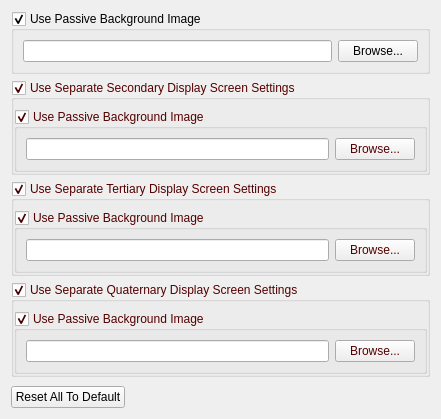
This is src/ui/passivesettingwidget.ui in Roman-Designs/softprojector as Qt 5 draws it before an edit. The edited form follows.
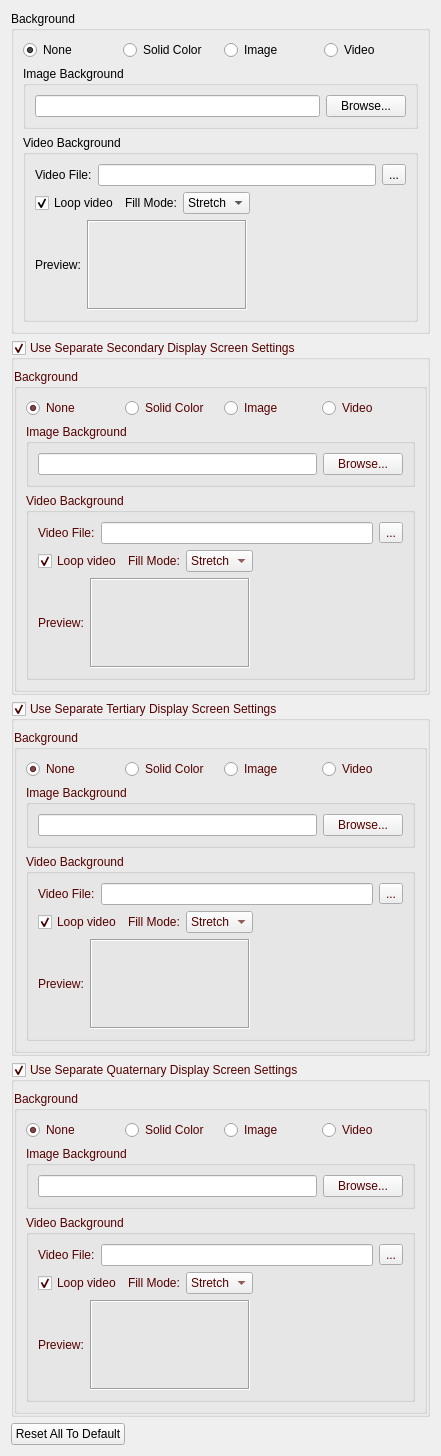
This is the edited form.

Commit message: feat: Implement three major features - Virtual Output, Video Backgrounds, Split Formats

```diff
--- a/src/ui/passivesettingwidget.ui
+++ b/src/ui/passivesettingwidget.ui
@@ -14,24 +14,201 @@
    <item>
     <widget class="QGroupBox" name="groupBoxBackground">
      <property name="title">
-      <string>Use Passive Background Image</string>
+      <string>Background</string>
      </property>
-     <property name="checkable">
-      <bool>true</bool>
-     </property>
-     <layout class="QHBoxLayout" name="horizontalLayout_2">
+     <layout class="QVBoxLayout" name="verticalLayoutBackground">
       <item>
-       <widget class="QLineEdit" name="lineEditBackgroundPath">
-        <property name="readOnly">
-         <bool>true</bool>
+       <layout class="QHBoxLayout" name="horizontalLayoutBackgroundType">
+        <item>
+         <widget class="QRadioButton" name="radioButtonBgNone">
+          <property name="text">
+           <string>None</string>
+          </property>
+          <property name="checked">
+           <bool>true</bool>
+          </property>
+         </widget>
+        </item>
+        <item>
+         <widget class="QRadioButton" name="radioButtonBgSolid">
+          <property name="text">
+           <string>Solid Color</string>
+          </property>
+         </widget>
+        </item>
+        <item>
+         <widget class="QRadioButton" name="radioButtonBgImage">
+          <property name="text">
+           <string>Image</string>
+          </property>
+         </widget>
+        </item>
+        <item>
+         <widget class="QRadioButton" name="radioButtonBgVideo">
+          <property name="text">
+           <string>Video</string>
+          </property>
+         </widget>
+        </item>
+       </layout>
+      </item>
+      <item>
+       <widget class="QGroupBox" name="groupBoxImageBackground">
+        <property name="title">
+         <string>Image Background</string>
         </property>
+        <layout class="QHBoxLayout" name="horizontalLayout_2">
+         <item>
+          <widget class="QLineEdit" name="lineEditBackgroundPath">
+           <property name="readOnly">
+            <bool>true</bool>
+           </property>
+          </widget>
+         </item>
+         <item>
+          <widget class="QPushButton" name="buttonBrowseBackgound">
+           <property name="text">
+            <string>Browse...</string>
+           </property>
+          </widget>
+         </item>
+        </layout>
        </widget>
       </item>
       <item>
-       <widget class="QPushButton" name="buttonBrowseBackgound">
-        <property name="text">
-         <string>Browse...</string>
+       <widget class="QGroupBox" name="groupBoxVideoBackground">
+        <property name="title">
+         <string>Video Background</string>
         </property>
+        <layout class="QVBoxLayout" name="verticalLayoutVideoBackground">
+         <item>
+          <layout class="QHBoxLayout" name="horizontalLayoutVideoPath">
+           <item>
+            <widget class="QLabel" name="labelVideoPath">
+             <property name="text">
+              <string>Video File:</string>
+             </property>
+            </widget>
+           </item>
+           <item>
+            <widget class="QLineEdit" name="lineEditVideoPath">
+             <property name="readOnly">
+              <bool>true</bool>
+             </property>
+            </widget>
+           </item>
+           <item>
+            <widget class="QToolButton" name="toolButtonBrowseVideo">
+             <property name="text">
+              <string>...</string>
+             </property>
+            </widget>
+           </item>
+          </layout>
+         </item>
+         <item>
+          <layout class="QHBoxLayout" name="horizontalLayoutVideoOptions">
+           <item>
+            <widget class="QCheckBox" name="checkBoxVideoLoop">
+             <property name="text">
+              <string>Loop video</string>
+             </property>
+             <property name="checked">
+              <bool>true</bool>
+             </property>
+            </widget>
+           </item>
+           <item>
+            <widget class="QLabel" name="labelVideoFillMode">
+             <property name="text">
+              <string>Fill Mode:</string>
+             </property>
+            </widget>
+           </item>
+           <item>
+            <widget class="QComboBox" name="comboBoxVideoFillMode">
+             <item>
+              <property name="text">
+               <string>Stretch</string>
+              </property>
+             </item>
+             <item>
+              <property name="text">
+               <string>Fit</string>
+              </property>
+             </item>
+             <item>
+              <property name="text">
+               <string>Fill</string>
+              </property>
+             </item>
+            </widget>
+           </item>
+           <item>
+            <spacer name="horizontalSpacerVideo">
+             <property name="orientation">
+              <enum>Qt::Horizontal</enum>
+             </property>
+             <property name="sizeHint" stdset="0">
+              <size>
+               <width>40</width>
+               <height>20</height>
+              </size>
+             </property>
+            </spacer>
+           </item>
+          </layout>
+         </item>
+         <item>
+          <layout class="QHBoxLayout" name="horizontalLayoutVideoPreview">
+           <item>
+            <widget class="QLabel" name="labelVideoPreview">
+             <property name="text">
+              <string>Preview:</string>
+             </property>
+            </widget>
+           </item>
+           <item>
+            <widget class="QLabel" name="labelVideoThumbnail">
+             <property name="minimumSize">
+              <size>
+               <width>160</width>
+               <height>90</height>
+              </size>
+             </property>
+             <property name="maximumSize">
+              <size>
+               <width>160</width>
+               <height>90</height>
+              </size>
+             </property>
+             <property name="frameShape">
+              <enum>QFrame::Box</enum>
+             </property>
+             <property name="frameShadow">
+              <enum>QFrame::Sunken</enum>
+             </property>
+             <property name="scaledContents">
+              <bool>true</bool>
+             </property>
+            </widget>
+           </item>
+           <item>
+            <spacer name="horizontalSpacerVideoPreview">
+             <property name="orientation">
+              <enum>Qt::Horizontal</enum>
+             </property>
+             <property name="sizeHint" stdset="0">
+              <size>
+               <width>40</width>
+               <height>20</height>
+              </size>
+             </property>
+            </spacer>
+           </item>
+          </layout>
+         </item>
+        </layout>
        </widget>
       </item>
      </layout>
@@ -243,24 +420,201 @@
          </palette>
         </property>
         <property name="title">
-         <string>Use Passive Background Image</string>
+         <string>Background</string>
         </property>
-        <property name="checkable">
-         <bool>true</bool>
-        </property>
-        <layout class="QHBoxLayout" name="horizontalLayout_4">
+        <layout class="QVBoxLayout" name="verticalLayoutBackground2">
          <item>
-          <widget class="QLineEdit" name="lineEditBackgroundPath2">
-           <property name="readOnly">
-            <bool>true</bool>
+          <layout class="QHBoxLayout" name="horizontalLayoutBackgroundType2">
+           <item>
+            <widget class="QRadioButton" name="radioButtonBgNone2">
+             <property name="text">
+              <string>None</string>
+             </property>
+             <property name="checked">
+              <bool>true</bool>
+             </property>
+            </widget>
+           </item>
+           <item>
+            <widget class="QRadioButton" name="radioButtonBgSolid2">
+             <property name="text">
+              <string>Solid Color</string>
+             </property>
+            </widget>
+           </item>
+           <item>
+            <widget class="QRadioButton" name="radioButtonBgImage2">
+             <property name="text">
+              <string>Image</string>
+             </property>
+            </widget>
+           </item>
+           <item>
+            <widget class="QRadioButton" name="radioButtonBgVideo2">
+             <property name="text">
+              <string>Video</string>
+             </property>
+            </widget>
+           </item>
+          </layout>
+         </item>
+         <item>
+          <widget class="QGroupBox" name="groupBoxImageBackground2">
+           <property name="title">
+            <string>Image Background</string>
            </property>
+           <layout class="QHBoxLayout" name="horizontalLayout_4">
+            <item>
+             <widget class="QLineEdit" name="lineEditBackgroundPath2">
+              <property name="readOnly">
+               <bool>true</bool>
+              </property>
+             </widget>
+            </item>
+            <item>
+             <widget class="QPushButton" name="buttonBrowseBackgound2">
+              <property name="text">
+               <string>Browse...</string>
+              </property>
+             </widget>
+            </item>
+           </layout>
           </widget>
          </item>
          <item>
-          <widget class="QPushButton" name="buttonBrowseBackgound2">
-           <property name="text">
-            <string>Browse...</string>
+          <widget class="QGroupBox" name="groupBoxVideoBackground2">
+           <property name="title">
+            <string>Video Background</string>
            </property>
+           <layout class="QVBoxLayout" name="verticalLayoutVideoBackground2">
+            <item>
+             <layout class="QHBoxLayout" name="horizontalLayoutVideoPath2">
+              <item>
+               <widget class="QLabel" name="labelVideoPath2">
+                <property name="text">
+                 <string>Video File:</string>
+                </property>
+               </widget>
+              </item>
+              <item>
+               <widget class="QLineEdit" name="lineEditVideoPath2">
+                <property name="readOnly">
+                 <bool>true</bool>
+                </property>
+               </widget>
+              </item>
+              <item>
+               <widget class="QToolButton" name="toolButtonBrowseVideo2">
+                <property name="text">
+                 <string>...</string>
+                </property>
+               </widget>
+              </item>
+             </layout>
+            </item>
+            <item>
+             <layout class="QHBoxLayout" name="horizontalLayoutVideoOptions2">
+              <item>
+               <widget class="QCheckBox" name="checkBoxVideoLoop2">
+                <property name="text">
+                 <string>Loop video</string>
+                </property>
+                <property name="checked">
+                 <bool>true</bool>
+                </property>
+               </widget>
+              </item>
+              <item>
+               <widget class="QLabel" name="labelVideoFillMode2">
+                <property name="text">
+                 <string>Fill Mode:</string>
+                </property>
+               </widget>
+              </item>
+              <item>
+               <widget class="QComboBox" name="comboBoxVideoFillMode2">
+                <item>
+                 <property name="text">
+                  <string>Stretch</string>
+                 </property>
+                </item>
+                <item>
+                 <property name="text">
+                  <string>Fit</string>
+                 </property>
+                </item>
+                <item>
+                 <property name="text">
+                  <string>Fill</string>
+                 </property>
+                </item>
+               </widget>
+              </item>
+              <item>
+               <spacer name="horizontalSpacerVideo2">
+                <property name="orientation">
+                 <enum>Qt::Horizontal</enum>
+                </property>
+                <property name="sizeHint" stdset="0">
+                 <size>
+                  <width>40</width>
+                  <height>20</height>
+                 </size>
+                </property>
+               </spacer>
+              </item>
+             </layout>
+            </item>
+            <item>
+             <layout class="QHBoxLayout" name="horizontalLayoutVideoPreview2">
+              <item>
+               <widget class="QLabel" name="labelVideoPreview2">
+                <property name="text">
+                 <string>Preview:</string>
+                </property>
+               </widget>
+              </item>
+              <item>
+               <widget class="QLabel" name="labelVideoThumbnail2">
+                <property name="minimumSize">
+                 <size>
+                  <width>160</width>
+                  <height>90</height>
+                 </size>
+                </property>
+                <property name="maximumSize">
+                 <size>
+                  <width>160</width>
+                  <height>90</height>
+                 </size>
+                </property>
+                <property name="frameShape">
+                 <enum>QFrame::Box</enum>
+                </property>
+                <property name="frameShadow">
+                 <enum>QFrame::Sunken</enum>
+                </property>
+                <property name="scaledContents">
+                 <bool>true</bool>
+                </property>
+               </widget>
+              </item>
+              <item>
+               <spacer name="horizontalSpacerVideoPreview2">
+                <property name="orientation">
+                 <enum>Qt::Horizontal</enum>
+                </property>
+                <property name="sizeHint" stdset="0">
+                 <size>
+                  <width>40</width>
+                  <height>20</height>
+                 </size>
+                </property>
+               </spacer>
+              </item>
+             </layout>
+            </item>
+           </layout>
           </widget>
          </item>
         </layout>
@@ -478,20 +832,197 @@
          </palette>
         </property>
         <property name="title">
-         <string>Use Passive Background Image</string>
+         <string>Background</string>
         </property>
-        <property name="checkable">
-         <bool>true</bool>
-        </property>
-        <layout class="QHBoxLayout" name="horizontalLayout">
+        <layout class="QVBoxLayout" name="verticalLayoutBackground3">
          <item>
-          <widget class="QLineEdit" name="lineEditBackgroundPath3"/>
+          <layout class="QHBoxLayout" name="horizontalLayoutBackgroundType3">
+           <item>
+            <widget class="QRadioButton" name="radioButtonBgNone3">
+             <property name="text">
+              <string>None</string>
+             </property>
+             <property name="checked">
+              <bool>true</bool>
+             </property>
+            </widget>
+           </item>
+           <item>
+            <widget class="QRadioButton" name="radioButtonBgSolid3">
+             <property name="text">
+              <string>Solid Color</string>
+             </property>
+            </widget>
+           </item>
+           <item>
+            <widget class="QRadioButton" name="radioButtonBgImage3">
+             <property name="text">
+              <string>Image</string>
+             </property>
+            </widget>
+           </item>
+           <item>
+            <widget class="QRadioButton" name="radioButtonBgVideo3">
+             <property name="text">
+              <string>Video</string>
+             </property>
+            </widget>
+           </item>
+          </layout>
          </item>
          <item>
-          <widget class="QPushButton" name="buttonBrowseBackgound3">
-           <property name="text">
-            <string>Browse...</string>
+          <widget class="QGroupBox" name="groupBoxImageBackground3">
+           <property name="title">
+            <string>Image Background</string>
            </property>
+           <layout class="QHBoxLayout" name="horizontalLayout">
+            <item>
+             <widget class="QLineEdit" name="lineEditBackgroundPath3"/>
+            </item>
+            <item>
+             <widget class="QPushButton" name="buttonBrowseBackgound3">
+              <property name="text">
+               <string>Browse...</string>
+              </property>
+             </widget>
+            </item>
+           </layout>
+          </widget>
+         </item>
+         <item>
+          <widget class="QGroupBox" name="groupBoxVideoBackground3">
+           <property name="title">
+            <string>Video Background</string>
+           </property>
+           <layout class="QVBoxLayout" name="verticalLayoutVideoBackground3">
+            <item>
+             <layout class="QHBoxLayout" name="horizontalLayoutVideoPath3">
+              <item>
+               <widget class="QLabel" name="labelVideoPath3">
+                <property name="text">
+                 <string>Video File:</string>
+                </property>
+               </widget>
+              </item>
+              <item>
+               <widget class="QLineEdit" name="lineEditVideoPath3">
+                <property name="readOnly">
+                 <bool>true</bool>
+                </property>
+               </widget>
+              </item>
+              <item>
+               <widget class="QToolButton" name="toolButtonBrowseVideo3">
+                <property name="text">
+                 <string>...</string>
+                </property>
+               </widget>
+              </item>
+             </layout>
+            </item>
+            <item>
+             <layout class="QHBoxLayout" name="horizontalLayoutVideoOptions3">
+              <item>
+               <widget class="QCheckBox" name="checkBoxVideoLoop3">
+                <property name="text">
+                 <string>Loop video</string>
+                </property>
+                <property name="checked">
+                 <bool>true</bool>
+                </property>
+               </widget>
+              </item>
+              <item>
+               <widget class="QLabel" name="labelVideoFillMode3">
+                <property name="text">
+                 <string>Fill Mode:</string>
+                </property>
+               </widget>
+              </item>
+              <item>
+               <widget class="QComboBox" name="comboBoxVideoFillMode3">
+                <item>
+                 <property name="text">
+                  <string>Stretch</string>
+                 </property>
+                </item>
+                <item>
+                 <property name="text">
+                  <string>Fit</string>
+                 </property>
+                </item>
+                <item>
+                 <property name="text">
+                  <string>Fill</string>
+                 </property>
+                </item>
+               </widget>
+              </item>
+              <item>
+               <spacer name="horizontalSpacerVideo3">
+                <property name="orientation">
+                 <enum>Qt::Horizontal</enum>
+                </property>
+                <property name="sizeHint" stdset="0">
+                 <size>
+                  <width>40</width>
+                  <height>20</height>
+                 </size>
+                </property>
+               </spacer>
+              </item>
+             </layout>
+            </item>
+            <item>
+             <layout class="QHBoxLayout" name="horizontalLayoutVideoPreview3">
+              <item>
+               <widget class="QLabel" name="labelVideoPreview3">
+                <property name="text">
+                 <string>Preview:</string>
+                </property>
+               </widget>
+              </item>
+              <item>
+               <widget class="QLabel" name="labelVideoThumbnail3">
+                <property name="minimumSize">
+                 <size>
+                  <width>160</width>
+                  <height>90</height>
+                 </size>
+                </property>
+                <property name="maximumSize">
+                 <size>
+                  <width>160</width>
+                  <height>90</height>
+                 </size>
+                </property>
+                <property name="frameShape">
+                 <enum>QFrame::Box</enum>
+                </property>
+                <property name="frameShadow">
+                 <enum>QFrame::Sunken</enum>
+                </property>
+                <property name="scaledContents">
+                 <bool>true</bool>
+                </property>
+               </widget>
+              </item>
+              <item>
+               <spacer name="horizontalSpacerVideoPreview3">
+                <property name="orientation">
+                 <enum>Qt::Horizontal</enum>
+                </property>
+                <property name="sizeHint" stdset="0">
+                 <size>
+                  <width>40</width>
+                  <height>20</height>
+                 </size>
+                </property>
+               </spacer>
+              </item>
+             </layout>
+            </item>
+           </layout>
           </widget>
          </item>
         </layout>
@@ -715,20 +1246,197 @@
          </palette>
         </property>
         <property name="title">
-         <string>Use Passive Background Image</string>
+         <string>Background</string>
         </property>
-        <property name="checkable">
-         <bool>true</bool>
-        </property>
-        <layout class="QHBoxLayout" name="horizontalLayout_3">
+        <layout class="QVBoxLayout" name="verticalLayoutBackground4">
          <item>
-          <widget class="QLineEdit" name="lineEditBackgroundPath4"/>
+          <layout class="QHBoxLayout" name="horizontalLayoutBackgroundType4">
+           <item>
+            <widget class="QRadioButton" name="radioButtonBgNone4">
+             <property name="text">
+              <string>None</string>
+             </property>
+             <property name="checked">
+              <bool>true</bool>
+             </property>
+            </widget>
+           </item>
+           <item>
+            <widget class="QRadioButton" name="radioButtonBgSolid4">
+             <property name="text">
+              <string>Solid Color</string>
+             </property>
+            </widget>
+           </item>
+           <item>
+            <widget class="QRadioButton" name="radioButtonBgImage4">
+             <property name="text">
+              <string>Image</string>
+             </property>
+            </widget>
+           </item>
+           <item>
+            <widget class="QRadioButton" name="radioButtonBgVideo4">
+             <property name="text">
+              <string>Video</string>
+             </property>
+            </widget>
+           </item>
+          </layout>
          </item>
          <item>
-          <widget class="QPushButton" name="buttonBrowseBackgound4">
-           <property name="text">
-            <string>Browse...</string>
+          <widget class="QGroupBox" name="groupBoxImageBackground4">
+           <property name="title">
+            <string>Image Background</string>
            </property>
+           <layout class="QHBoxLayout" name="horizontalLayout_3">
+            <item>
+             <widget class="QLineEdit" name="lineEditBackgroundPath4"/>
+            </item>
+            <item>
+             <widget class="QPushButton" name="buttonBrowseBackgound4">
+              <property name="text">
+               <string>Browse...</string>
+              </property>
+             </widget>
+            </item>
+           </layout>
+          </widget>
+         </item>
+         <item>
+          <widget class="QGroupBox" name="groupBoxVideoBackground4">
+           <property name="title">
+            <string>Video Background</string>
+           </property>
+           <layout class="QVBoxLayout" name="verticalLayoutVideoBackground4">
+            <item>
+             <layout class="QHBoxLayout" name="horizontalLayoutVideoPath4">
+              <item>
+               <widget class="QLabel" name="labelVideoPath4">
+                <property name="text">
+                 <string>Video File:</string>
+                </property>
+               </widget>
+              </item>
+              <item>
+               <widget class="QLineEdit" name="lineEditVideoPath4">
+                <property name="readOnly">
+                 <bool>true</bool>
+                </property>
+               </widget>
+              </item>
+              <item>
+               <widget class="QToolButton" name="toolButtonBrowseVideo4">
+                <property name="text">
+                 <string>...</string>
+                </property>
+               </widget>
+              </item>
+             </layout>
+            </item>
+            <item>
+             <layout class="QHBoxLayout" name="horizontalLayoutVideoOptions4">
+              <item>
+               <widget class="QCheckBox" name="checkBoxVideoLoop4">
+                <property name="text">
+                 <string>Loop video</string>
+                </property>
+                <property name="checked">
+                 <bool>true</bool>
+                </property>
+               </widget>
+              </item>
+              <item>
+               <widget class="QLabel" name="labelVideoFillMode4">
+                <property name="text">
+                 <string>Fill Mode:</string>
+                </property>
+               </widget>
+              </item>
+              <item>
+               <widget class="QComboBox" name="comboBoxVideoFillMode4">
+                <item>
+                 <property name="text">
+                  <string>Stretch</string>
+                 </property>
+                </item>
+                <item>
+                 <property name="text">
+                  <string>Fit</string>
+                 </property>
+                </item>
+                <item>
+                 <property name="text">
+                  <string>Fill</string>
+                 </property>
+                </item>
+               </widget>
+              </item>
+              <item>
+               <spacer name="horizontalSpacerVideo4">
+                <property name="orientation">
+                 <enum>Qt::Horizontal</enum>
+                </property>
+                <property name="sizeHint" stdset="0">
+                 <size>
+                  <width>40</width>
+                  <height>20</height>
+                 </size>
+                </property>
+               </spacer>
+              </item>
+             </layout>
+            </item>
+            <item>
+             <layout class="QHBoxLayout" name="horizontalLayoutVideoPreview4">
+              <item>
+               <widget class="QLabel" name="labelVideoPreview4">
+                <property name="text">
+                 <string>Preview:</string>
+                </property>
+               </widget>
+              </item>
+              <item>
+               <widget class="QLabel" name="labelVideoThumbnail4">
+                <property name="minimumSize">
+                 <size>
+                  <width>160</width>
+                  <height>90</height>
+                 </size>
+                </property>
+                <property name="maximumSize">
+                 <size>
+                  <width>160</width>
+                  <height>90</height>
+                 </size>
+                </property>
+                <property name="frameShape">
+                 <enum>QFrame::Box</enum>
+                </property>
+                <property name="frameShadow">
+                 <enum>QFrame::Sunken</enum>
+                </property>
+                <property name="scaledContents">
+                 <bool>true</bool>
+                </property>
+               </widget>
+              </item>
+              <item>
+               <spacer name="horizontalSpacerVideoPreview4">
+                <property name="orientation">
+                 <enum>Qt::Horizontal</enum>
+                </property>
+                <property name="sizeHint" stdset="0">
+                 <size>
+                  <width>40</width>
+                  <height>20</height>
+                 </size>
+                </property>
+               </spacer>
+              </item>
+             </layout>
+            </item>
+           </layout>
           </widget>
          </item>
         </layout>
```
Left out of the diff: 39 changed lines with no effect on the pictures. The commit also changes 33 other files.
